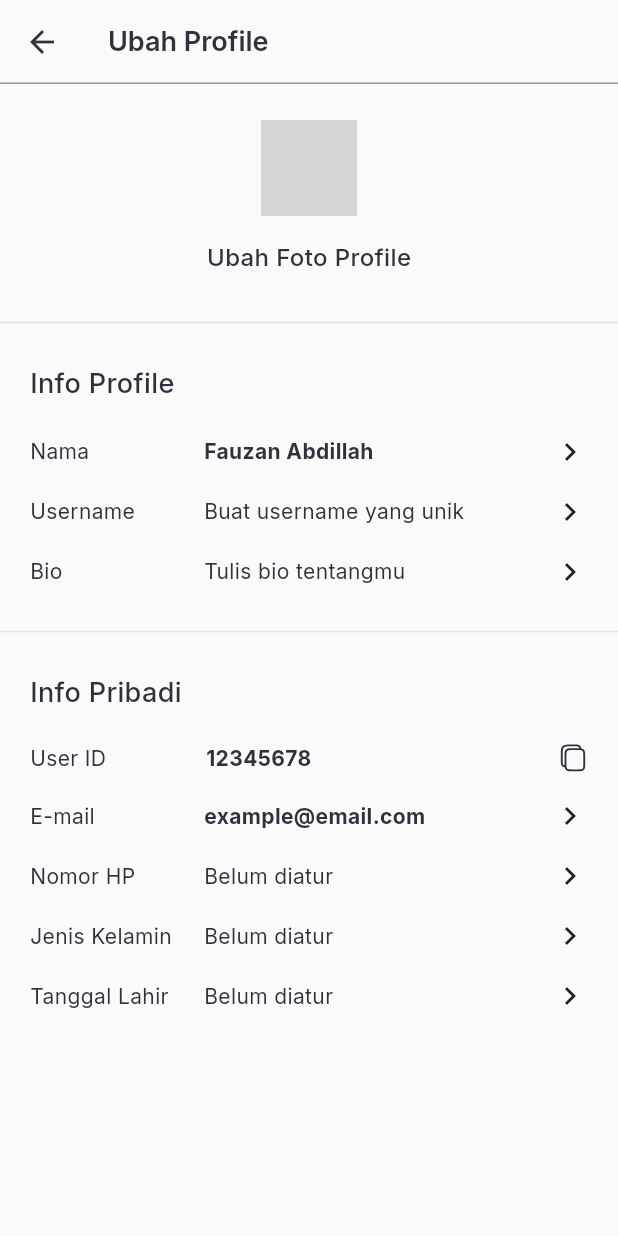
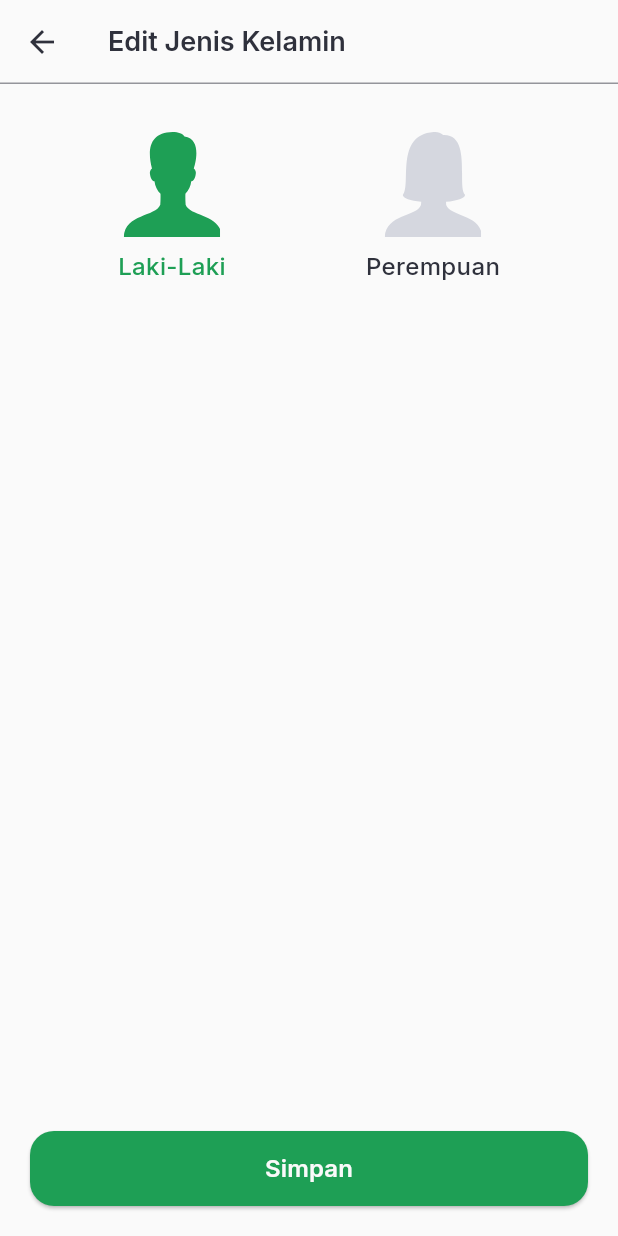
Before and after one commit to Savory-Team/foodition-flutter, a Flutter app: the EditProfilePage screen opened by its route, after a tap on "Jenis Kelamin", on a phone screen of 412 x 824 dp. Run offline on Flutter 3.47's test engine with Material 3 defaults, Android fonts, the phone set to English and light mode, and no system bars; drawn by our look-alikes of cached_network_image; our stand-ins replace carousel_slider, flutter_rating_bar, flutter_svg, go_router, google_fonts, image_picker and 2 more; generated files the repository leaves out were written again; network calls fail; grey boxes are pictures that could not be loaded.

Commit message:
feat(profile): slicing edit profile pages

```diff
--- a/lib/components/custom_text_field.dart
+++ b/lib/components/custom_text_field.dart
@@ -9,6 +9,7 @@ class CustomTextField extends StatelessWidget {
   final bool obscureText;
   final TextInputType? keyboardType;
   final IconData? icon;
+  final Widget? prefix;
 
   const CustomTextField({
     super.key,
@@ -18,6 +19,7 @@ class CustomTextField extends StatelessWidget {
     this.obscureText = false,
     this.keyboardType,
     this.icon,
+    this.prefix,
   });
 
   @override
@@ -31,6 +33,7 @@ class CustomTextField extends StatelessWidget {
         keyboardType: keyboardType,
         decoration: InputDecoration(
           prefixIcon: icon == null ? null : Icon(icon, color: AppColors.grey),
+          prefix: prefix,
           border: const OutlineInputBorder(
             borderRadius: AppBorderRadius.radius12pt,
             borderSide: BorderSide(color: AppColors.stroke),
--- /dev/null
+++ b/lib/features/foodition/profile/presentation/pages/edit_gender_page.dart
@@ -0,0 +1,86 @@
+import 'package:flutter/material.dart';
+import 'package:go_router/go_router.dart';
+
+import '../../../../../components/components.dart';
+import '../../../../../core/assets/assets.dart';
+import '../../../../../core/constants/constants.dart';
+
+class EditGenderPage extends StatefulWidget {
+  const EditGenderPage({super.key});
+
+  @override
+  State<EditGenderPage> createState() => _EditGenderPageState();
+}
+
+class _EditGenderPageState extends State<EditGenderPage> {
+  int currentIndex = 0;
+
+  @override
+  Widget build(BuildContext context) {
+    return Scaffold(
+      appBar: AppBar(
+        title: const Text('Edit Jenis Kelamin'),
+      ),
+      body: Padding(
+        padding: PaddingAll.spacing32pt,
+        child: Row(
+          mainAxisAlignment: MainAxisAlignment.spaceAround,
+          children: [
+            GestureDetector(
+              onTap: () => setState(() => currentIndex = 0),
+              child: Column(
+                children: [
+                  Assets.icons.male.svg(
+                    colorFilter: currentIndex == 0
+                        ? const ColorFilter.mode(
+                            AppColors.primary,
+                            BlendMode.srcIn,
+                          )
+                        : null,
+                  ),
+                  const SpaceHeight(AppDimens.spacing8pt),
+                  CustomText.h5(
+                    'Laki-Laki',
+                    color:
+                        currentIndex == 0 ? AppColors.primary : AppColors.black,
+                  ),
+                ],
+              ),
+            ),
+            GestureDetector(
+              onTap: () => setState(() => currentIndex = 1),
+              child: Column(
+                children: [
+                  Assets.icons.famale.svg(
+                    colorFilter: currentIndex == 1
+                        ? const ColorFilter.mode(
+                            AppColors.primary,
+                            BlendMode.srcIn,
+                          )
+                        : null,
+                  ),
+                  const SpaceHeight(AppDimens.spacing8pt),
+                  CustomText.h5(
+                    'Perempuan',
+                    color:
+                        currentIndex == 1 ? AppColors.primary : AppColors.black,
+                  ),
+                ],
+              ),
+            ),
+          ],
+        ),
+      ),
+      bottomNavigationBar: Padding(
+        padding: PaddingAll.spacing20pt,
+        child: Button.filled(
+          disabled: false,
+          onPressed: () {
+            context.pop();
+          },
+          label: 'Simpan',
+        ),
+      ),
+    );
+  }
+}
--- a/lib/features/foodition/profile/presentation/pages/edit_profile_page.dart
+++ b/lib/features/foodition/profile/presentation/pages/edit_profile_page.dart
@@ -1,10 +1,12 @@
 import 'package:cached_network_image/cached_network_image.dart';
 import 'package:flutter/material.dart';
 import 'package:flutter/services.dart';
+import 'package:go_router/go_router.dart';
 
 import '../../../../../components/components.dart';
 import '../../../../../core/assets/assets.dart';
 import '../../../../../core/constants/constants.dart';
+import '../../../core/core.dart';
 
 class EditProfilePage extends StatelessWidget {
   const EditProfilePage({super.key});
@@ -52,7 +54,7 @@ class EditProfilePage extends StatelessWidget {
                   const CustomText.h4('Info Profile'),
                   const SpaceHeight(AppDimens.spacing20pt),
                   InkWell(
-                    onTap: () {},
+                    onTap: () => context.pushNamed(FooditionRouter.editName),
                     child: const Row(
                       children: [
                         Expanded(flex: 1, child: CustomText.h6('Nama')),
@@ -66,7 +68,8 @@ class EditProfilePage extends StatelessWidget {
                   ),
                   const SpaceHeight(AppDimens.spacing16pt),
                   InkWell(
-                    onTap: () {},
+                    onTap: () =>
+                        context.pushNamed(FooditionRouter.editUsername),
                     child: const Row(
                       children: [
                         Expanded(flex: 1, child: CustomText.h6('Username')),
@@ -79,7 +82,7 @@ class EditProfilePage extends StatelessWidget {
                   ),
                   const SpaceHeight(AppDimens.spacing16pt),
                   InkWell(
-                    onTap: () {},
+                    onTap: () => context.pushNamed(FooditionRouter.editBio),
                     child: const Row(
                       children: [
                         Expanded(flex: 1, child: CustomText.h6('Bio')),
@@ -101,12 +104,9 @@ class EditProfilePage extends StatelessWidget {
                 children: [
                   const CustomText.h4('Info Pribadi'),
                   const SpaceHeight(AppDimens.spacing20pt),
-                  InkWell(
-                    onTap: () {},
-                    child: Row(
+                  Row(
                     children: [
-                        const Expanded(
-                            flex: 1, child: CustomText.h6('User ID')),
+                      const Expanded(flex: 1, child: CustomText.h6('User ID')),
                       const Expanded(
                           flex: 2,
                           child: CustomText.h6('12345678',
@@ -127,10 +127,9 @@ class EditProfilePage extends StatelessWidget {
                       ),
                     ],
                   ),
-                  ),
                   const SpaceHeight(AppDimens.spacing16pt),
                   InkWell(
-                    onTap: () {},
+                    onTap: () => context.pushNamed(FooditionRouter.editEmail),
                     child: const Row(
                       children: [
                         Expanded(flex: 1, child: CustomText.h6('E-mail')),
@@ -144,7 +143,8 @@ class EditProfilePage extends StatelessWidget {
                   ),
                   const SpaceHeight(AppDimens.spacing16pt),
                   InkWell(
-                    onTap: () {},
+                    onTap: () =>
+                        context.pushNamed(FooditionRouter.editPhoneNumber),
                     child: const Row(
                       children: [
                         Expanded(flex: 1, child: CustomText.h6('Nomor HP')),
@@ -155,7 +155,7 @@ class EditProfilePage extends StatelessWidget {
                   ),
                   const SpaceHeight(AppDimens.spacing16pt),
                   InkWell(
-                    onTap: () {},
+                    onTap: () => context.pushNamed(FooditionRouter.editGender),
                     child: const Row(
                       children: [
                         Expanded(
@@ -167,7 +167,8 @@ class EditProfilePage extends StatelessWidget {
                   ),
                   const SpaceHeight(AppDimens.spacing16pt),
                   InkWell(
-                    onTap: () {},
+                    onTap: () =>
+                        context.pushNamed(FooditionRouter.editBirthdate),
                     child: const Row(
                       children: [
                         Expanded(
--- a/lib/features/foodition/profile/presentation/pages/pages.dart
+++ b/lib/features/foodition/profile/presentation/pages/pages.dart
@@ -1,4 +1,11 @@
 export 'edit_address_page.dart';
+export 'edit_bio_page.dart';
+export 'edit_birthdate_page.dart';
+export 'edit_email_page.dart';
+export 'edit_gender_page.dart';
+export 'edit_name_page.dart';
 export 'edit_password_page.dart';
+export 'edit_phone_number_page.dart';
 export 'edit_profile_page.dart';
+export 'edit_username_page.dart';
 export 'profile_page.dart';
```
Also changed, not shown: lib/features/foodition/core/foodition_router.dart (+65 -0 lines), lib/features/foodition/profile/presentation/pages/edit_bio_page.dart (added, +58 -0 lines), lib/features/foodition/profile/presentation/pages/edit_birthdate_page.dart (added, +60 -0 lines), lib/features/foodition/profile/presentation/pages/edit_email_page.dart (added, +60 -0 lines), lib/features/foodition/profile/presentation/pages/edit_name_page.dart (added, +59 -0 lines), lib/features/foodition/profile/presentation/pages/edit_phone_number_page.dart (added, +60 -0 lines), lib/features/foodition/profile/presentation/pages/edit_username_page.dart (added, +59 -0 lines). Lines whose indentation alone changed are shown as unchanged.
